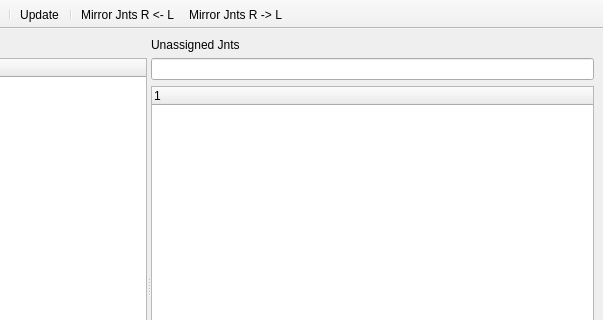
Before: the Qt Designer form scripts/omtk/ui.ui in renaudll/omtk, drawn with Qt 5; both pictures show x 306 to 909 and y 0 to 320 of the 909 by 565 pixel window.
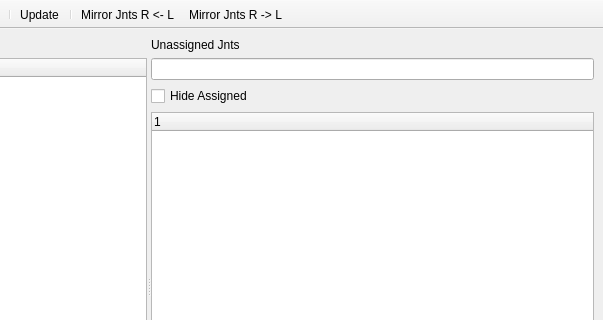
After: the same form once the commit is applied.

```diff
--- a/scripts/omtk/ui.ui
+++ b/scripts/omtk/ui.ui
@@ -52,6 +52,13 @@
         <item>
          <widget class="QLineEdit" name="lineEdit_search_jnt"/>
         </item>
+        <item>
+         <widget class="QCheckBox" name="checkBox_hideAssigned">
+          <property name="text">
+           <string>Hide Assigned</string>
+          </property>
+         </widget>
+        </item>
         <item>
          <widget class="QTreeWidget" name="treeWidget_jnts">
           <column>
```
